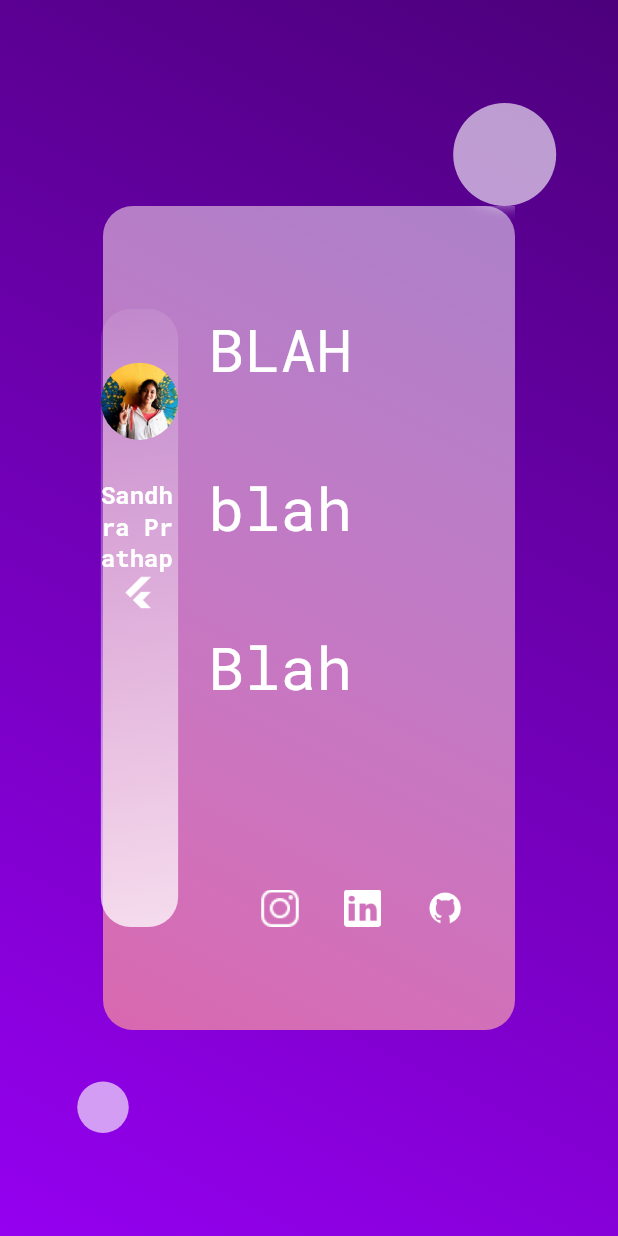
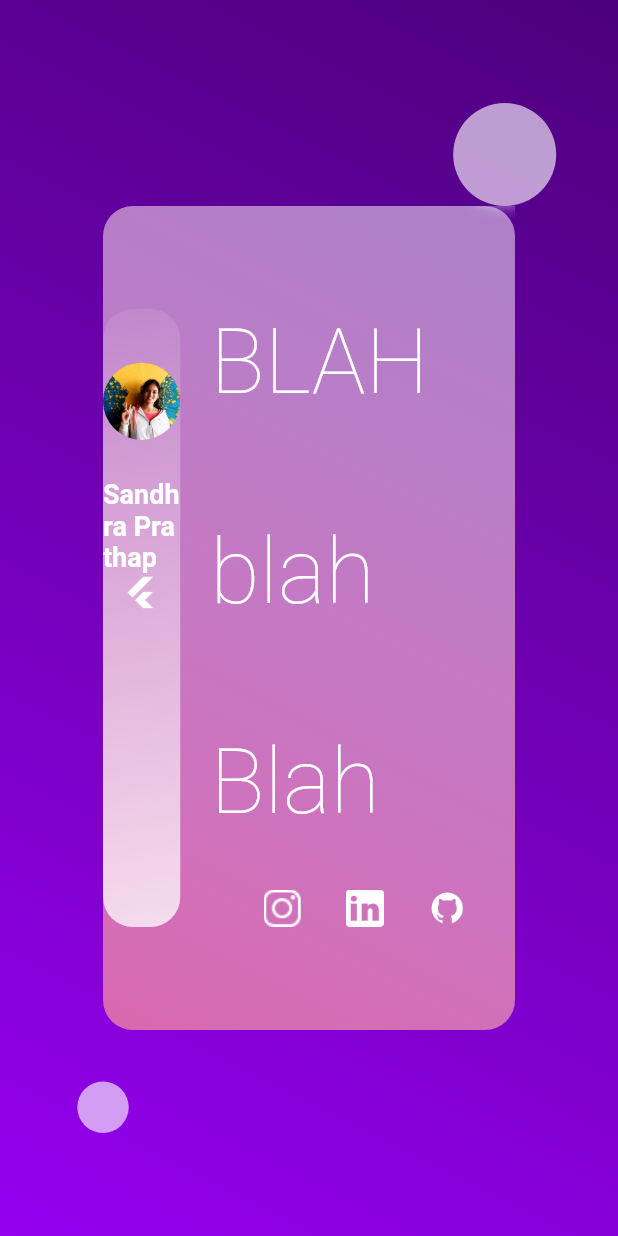
Before and after one commit to SandhraPrathap/dinoProfile, a Flutter app: the screen it shows after launch, on a phone screen of 412 x 824 dp. Run offline on Flutter 3.47's test engine with Material 2 defaults, Android fonts, the phone set to English and light mode, and no system bars; our stand-ins replace google_fonts.

Commit message:
changed font

```diff
--- a/lib/main.dart
+++ b/lib/main.dart
@@ -1,6 +1,7 @@
 import 'dart:ui';
-
+import 'package:url_launcher/url_launcher.dart';
 import 'package:flutter/material.dart';
+import 'package:google_fonts/google_fonts.dart';
 
 void main() {
   runApp(MaterialApp(home: Profile()));
@@ -26,8 +27,7 @@ class _ProfileState extends State<Profile> {
             Color.fromRGBO(76, 0, 123, 1),
             Color.fromRGBO(149, 0, 240, 1),
           ])),
-      child: Stack(
-        children: [
+      child: Stack(children: [
         Positioned(
           top: MediaQuery.of(context).size.height / 12,
           right: MediaQuery.of(context).size.width / 10,
@@ -73,9 +73,10 @@ class _ProfileState extends State<Profile> {
                       Color.fromRGBO(255, 255, 255, 0.5),
                       Color.fromRGBO(255, 154, 154, 0.68),
                     ])),
-            ),
-          ),Center(
-            child: Row(mainAxisAlignment: MainAxisAlignment.center,children:[
+            child: Center(
+              child: Row(
+                mainAxisAlignment: MainAxisAlignment.center,
+                children: [
                   Container(
                     height: MediaQuery.of(context).size.height * (1 / 2),
                     width: MediaQuery.of(context).size.width * (1 / 8),
@@ -102,12 +103,12 @@ class _ProfileState extends State<Profile> {
                         ),
                         Text(
                           "Sandhra Prathap",
-                      style: TextStyle(
+                          style:GoogleFonts.roboto(textStyle:TextStyle(
                               color: Colors.white,
                               fontWeight: FontWeight.bold,
-                          fontSize: 16,
-                          fontFamily: 'RobotoMono'),
+                              fontSize: 18,
                             ),
+                        ),),
                         Container(
                             height: 25,
                             width: 25,
@@ -133,10 +134,10 @@ class _ProfileState extends State<Profile> {
                           '''BLAH
               blah
                               Blah''',
-                      style: TextStyle(
-                          fontSize: 40,
+                          style: GoogleFonts.roboto(textStyle:TextStyle(
+                              fontSize: 60,fontWeight: FontWeight.w200,
                               color: Colors.white,
-                          fontFamily: 'RobotoMono'),
+                              ),)
                         ),
                         Row(
                           mainAxisAlignment: MainAxisAlignment.center,
@@ -150,7 +151,7 @@ class _ProfileState extends State<Profile> {
                                         fit: BoxFit.cover)),
                                 child: TextButton(
                                   child: Text(""),
-                              onPressed: () {},
+                                  onPressed: () {launch("https://www.instagram.com/sandhra_prathap/");},
                                 )),
                             SizedBox(width: 30),
                             Container(
@@ -162,7 +163,7 @@ class _ProfileState extends State<Profile> {
                                         fit: BoxFit.cover)),
                                 child: TextButton(
                                   child: Text(""),
-                              onPressed: () {},
+                                  onPressed: () {launch("https://www.linkedin.com/in/sandhra-prathap-p-751a131a6/");},
                                 )),
                             SizedBox(width: 30),
                             Container(
@@ -174,17 +175,19 @@ class _ProfileState extends State<Profile> {
                                         fit: BoxFit.cover)),
                                 child: TextButton(
                                   child: Text(""),
-                              onPressed: () {},
+                                  onPressed: () {launch("https://github.com/SandhraPrathap");},
                                 ))
                           ],
                         )
                       ],
                     ),
                   ),
-
                 ],
               ),
-          ),]),
+            ),
+          ),
+        )
+      ]),
     ));
   }
 }
--- a/pubspec.yaml
+++ b/pubspec.yaml
@@ -29,6 +29,7 @@ dependencies:
   # Use with the CupertinoIcons class for iOS style icons.
   cupertino_icons: ^1.0.2
   google_fonts: ^2.1.0
+  url_launcher: ^6.0.7
 
 dev_dependencies:
   flutter_test:
```
Also changed, not shown: pubspec.lock, 2 other files. Lines whose indentation alone changed are shown as unchanged.
